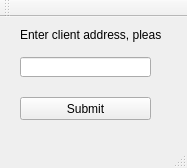
Before: the Qt Designer form Server/mainwindow.ui in maryna25/lab2, drawn with Qt 5.
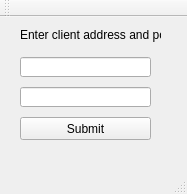
After: the same form once the commit is applied.

Commit message: add field for port

What changed in the file:
```diff
--- a/Server/mainwindow.ui
+++ b/Server/mainwindow.ui
@@ -7,7 +7,7 @@
     <x>0</x>
     <y>0</y>
     <width>187</width>
-    <height>168</height>
+    <height>194</height>
    </rect>
   </property>
   <property name="windowTitle">
@@ -24,7 +24,7 @@
      </rect>
     </property>
     <property name="text">
-     <string>Enter client address, please</string>
+     <string>Enter client address and port</string>
     </property>
    </widget>
    <widget class="QLineEdit" name="client_inp">
@@ -41,7 +41,7 @@
     <property name="geometry">
      <rect>
       <x>20</x>
-      <y>80</y>
+      <y>100</y>
       <width>131</width>
       <height>23</height>
      </rect>
@@ -50,6 +50,16 @@
      <string>Submit</string>
     </property>
    </widget>
+   <widget class="QLineEdit" name="port_inp">
+    <property name="geometry">
+     <rect>
+      <x>20</x>
+      <y>70</y>
+      <width>131</width>
+      <height>20</height>
+     </rect>
+    </property>
+   </widget>
   </widget>
   <widget class="QMenuBar" name="menuBar">
    <property name="geometry">
```
The commit also changes 5 other files.
